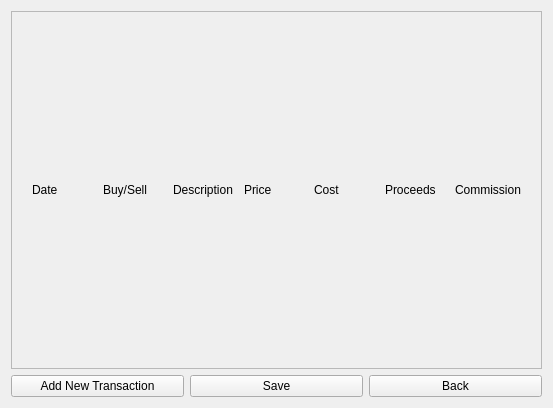
Old version of the form GainLossCalculator/gainlosscalculator.ui in the repository w-ge/Gain-Loss-Calculator.
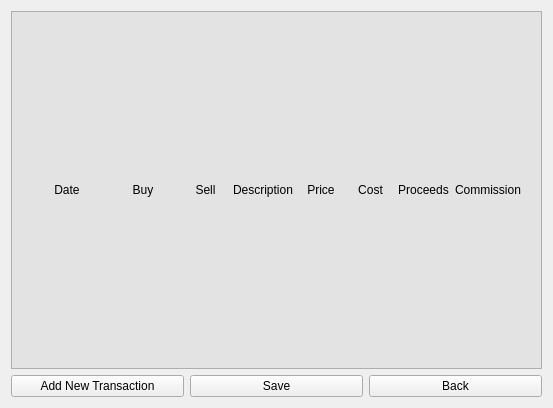
New version of the form.

```diff
--- a/GainLossCalculator/gainlosscalculator.ui
+++ b/GainLossCalculator/gainlosscalculator.ui
@@ -13,11 +13,14 @@
   <property name="windowTitle">
    <string>GainLossCalculator</string>
   </property>
-  <layout class="QGridLayout" name="gridLayout">
-   <item row="0" column="0">
+  <layout class="QHBoxLayout" name="horizontalLayout_2">
+   <item>
     <layout class="QVBoxLayout" name="verticalLayout">
      <item>
       <widget class="QScrollArea" name="scrollArea">
+       <property name="styleSheet">
+        <string notr="true">background-color: rgb(227, 227, 227);</string>
+       </property>
        <property name="widgetResizable">
         <bool>true</bool>
        </property>
@@ -49,44 +52,120 @@
              </property>
              <item>
               <widget class="QLabel" name="label_2">
+               <property name="minimumSize">
+                <size>
+                 <width>70</width>
+                 <height>0</height>
+                </size>
+               </property>
                <property name="text">
                 <string>Date</string>
                </property>
+               <property name="alignment">
+                <set>Qt::AlignCenter</set>
+               </property>
               </widget>
              </item>
              <item>
               <widget class="QLabel" name="label">
+               <property name="sizePolicy">
+                <sizepolicy hsizetype="Expanding" vsizetype="Preferred">
+                 <horstretch>0</horstretch>
+                 <verstretch>0</verstretch>
+                </sizepolicy>
+               </property>
+               <property name="minimumSize">
+                <size>
+                 <width>70</width>
+                 <height>0</height>
+                </size>
+               </property>
                <property name="text">
-                <string>Buy/Sell</string>
+                <string>Buy</string>
+               </property>
+               <property name="alignment">
+                <set>Qt::AlignCenter</set>
+               </property>
+              </widget>
+             </item>
+             <item>
+              <widget class="QLabel" name="label_9">
+               <property name="sizePolicy">
+                <sizepolicy hsizetype="Expanding" vsizetype="Preferred">
+                 <horstretch>0</horstretch>
+                 <verstretch>0</verstretch>
+                </sizepolicy>
+               </property>
+               <property name="text">
+                <string>Sell</string>
+               </property>
+               <property name="alignment">
+                <set>Qt::AlignCenter</set>
                </property>
               </widget>
              </item>
              <item>
               <widget class="QLabel" name="label_3">
+               <property name="sizePolicy">
+                <sizepolicy hsizetype="Expanding" vsizetype="Preferred">
+                 <horstretch>0</horstretch>
+                 <verstretch>0</verstretch>
+                </sizepolicy>
+               </property>
                <property name="text">
                 <string>Description</string>
                </property>
+               <property name="alignment">
+                <set>Qt::AlignCenter</set>
+               </property>
               </widget>
              </item>
              <item>
               <widget class="QLabel" name="label_4">
+               <property name="sizePolicy">
+                <sizepolicy hsizetype="Expanding" vsizetype="Preferred">
+                 <horstretch>0</horstretch>
+                 <verstretch>0</verstretch>
+                </sizepolicy>
+               </property>
                <property name="text">
                 <string>Price</string>
                </property>
+               <property name="alignment">
+                <set>Qt::AlignCenter</set>
+               </property>
               </widget>
              </item>
              <item>
               <widget class="QLabel" name="label_5">
+               <property name="sizePolicy">
+                <sizepolicy hsizetype="Expanding" vsizetype="Preferred">
+                 <horstretch>0</horstretch>
+                 <verstretch>0</verstretch>
+                </sizepolicy>
+               </property>
                <property name="text">
                 <string>Cost</string>
                </property>
+               <property name="alignment">
+                <set>Qt::AlignCenter</set>
+               </property>
               </widget>
              </item>
              <item>
               <widget class="QLabel" name="label_6">
+               <property name="sizePolicy">
+                <sizepolicy hsizetype="Expanding" vsizetype="Preferred">
+                 <horstretch>0</horstretch>
+                 <verstretch>0</verstretch>
+                </sizepolicy>
+               </property>
                <property name="text">
                 <string>Proceeds</string>
                </property>
+               <property name="alignment">
+                <set>Qt::AlignCenter</set>
+               </property>
               </widget>
              </item>
              <item>
```
Left out of the diff: 9 changed lines with no effect on the pictures.
